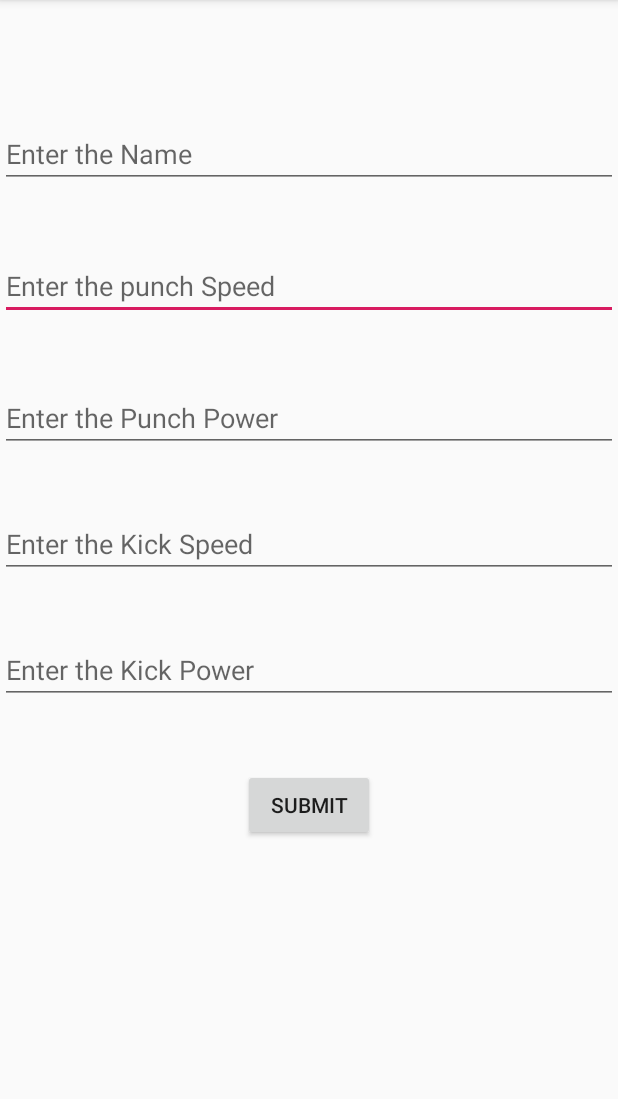
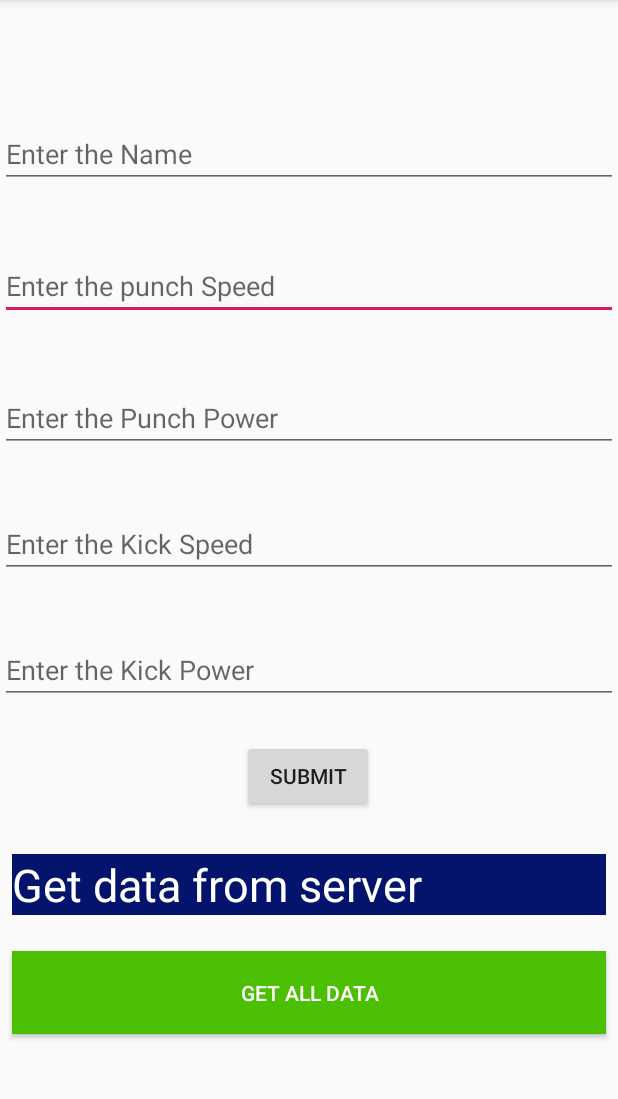
Before and after one commit to DivyanshThakur/InstagramClone, an Android app: the screen it shows after launch (SignUp), on a phone screen of 412 x 824 dp, the part 84-1183 px from its top. Run offline under Robolectric (Android 15) with nearby library versions, the phone set to English and light mode, and no system bars; libraries missing offline, so code that uses them is left out: com.parse; 1 statement that could not run was skipped.

Commit message:
Get all user data

```diff
--- a/app/src/main/java/com/example/instagramclone/SignUp.java
+++ b/app/src/main/java/com/example/instagramclone/SignUp.java
@@ -6,16 +6,26 @@ import android.os.Bundle;
 import android.view.View;
 import android.widget.Button;
 import android.widget.EditText;
+import android.widget.TextView;
 import android.widget.Toast;
 
+import com.parse.FindCallback;
+import com.parse.GetCallback;
+import com.parse.Parse;
 import com.parse.ParseException;
 import com.parse.ParseObject;
+import com.parse.ParseQuery;
+import com.parse.ParseUser;
 import com.parse.SaveCallback;
+
+import java.util.List;
 
 public class SignUp extends AppCompatActivity implements View.OnClickListener {
 
-    private Button btnSubmit;
+    private Button btnSubmit, btnGetAllData;
     private EditText edtName, edtPunchPower, edtPunchSpeed, edtKickPower, edtKickSpeed;
+    private TextView txtGetData;
+    private String Data;
 
     @Override
     protected void onCreate(Bundle savedInstanceState) {
@@ -28,8 +38,54 @@ public class SignUp extends AppCompatActivity implements View.OnClickListener {
         edtPunchSpeed = findViewById(R.id.edtPunchSpeed);
         edtKickPower = findViewById(R.id.edtKickPower);
         edtKickSpeed = findViewById(R.id.edtKickSpeed);
+        txtGetData = findViewById(R.id.txtGetData);
+        btnGetAllData = findViewById(R.id.btnGetAllData);
 
         btnSubmit.setOnClickListener(SignUp.this);
+
+        txtGetData.setOnClickListener(new View.OnClickListener() {
+            @Override
+            public void onClick(View view) {
+                ParseQuery<ParseObject> parseQuery = ParseQuery.getQuery("KickBoxer");
+
+                parseQuery.getInBackground("ggZebdw4NE", new GetCallback<ParseObject>() {
+                    @Override
+                    public void done(ParseObject object, ParseException e) {
+                        if (object != null && e == null) {
+                            txtGetData.setText(object.get("name") + "\n Punch Power: " + object.get("punch_power") + "\n Punch Speed: " + object.get("punch_speed"));
+                        } else Toast.makeText(SignUp.this,"Error",Toast.LENGTH_LONG).show();
+                    }
+                });
+
+            }
+        });
+
+
+        btnGetAllData.setOnClickListener(new View.OnClickListener() {
+
+            @Override
+            public void onClick(View view) {
+                Data = "";
+
+                ParseQuery<ParseObject> queryAll = ParseQuery.getQuery("KickBoxer");
+
+                queryAll.findInBackground(new FindCallback<ParseObject>() {
+                    @Override
+                    public void done(List<ParseObject> objects, ParseException e) {
+                        if (objects.size() > 0 && e == null) {
+
+                            for (ParseObject kickBoxer : objects) {
+
+                                Data += kickBoxer.get("name") + ", Kick Power: " + kickBoxer.get("kick_power") +"\n";
+                                Toast.makeText(SignUp.this,Data,Toast.LENGTH_LONG).show();
+
+                            }
+
+                        }
+                    }
+                });
+            }
+        });
 
     }
 
@@ -58,7 +114,7 @@ public class SignUp extends AppCompatActivity implements View.OnClickListener {
         } catch (Exception e) {
             Toast.makeText(SignUp.this, e.getMessage(), Toast.LENGTH_LONG).show();
         }
-       // ParseUser.getCurrentUser().logOut();
+
     }
 
 }
--- a/app/src/main/res/layout/activity_sign_up.xml
+++ b/app/src/main/res/layout/activity_sign_up.xml
@@ -74,9 +74,44 @@
         android:id="@+id/btnSubmit"
         android:layout_width="wrap_content"
         android:layout_height="wrap_content"
-        android:layout_marginTop="43dp"
+        android:layout_marginTop="24dp"
         android:text="Submit"
         app:layout_constraintEnd_toEndOf="parent"
+        app:layout_constraintHorizontal_bias="0.498"
         app:layout_constraintStart_toStartOf="parent"
         app:layout_constraintTop_toBottomOf="@+id/edtKickPower" />
+
+    <TextView
+        android:id="@+id/txtGetData"
+        android:layout_width="0dp"
+        android:layout_height="wrap_content"
+        android:layout_marginStart="8dp"
+        android:layout_marginTop="28dp"
+        android:layout_marginEnd="8dp"
+        android:background="#04146D"
+        android:text="Get data from server"
+        android:textColor="#FFFFFF"
+        android:textSize="30sp"
+        app:layout_constraintEnd_toEndOf="parent"
+        app:layout_constraintHorizontal_bias="0.0"
+        app:layout_constraintStart_toStartOf="parent"
+        app:layout_constraintTop_toBottomOf="@+id/btnSubmit" />
+
+    <Button
+        android:id="@+id/btnGetAllData"
+        android:layout_width="0dp"
+        android:layout_height="55dp"
+        android:layout_marginStart="8dp"
+        android:layout_marginTop="24dp"
+        android:layout_marginEnd="8dp"
+        android:layout_marginBottom="8dp"
+        android:background="#4BBF02"
+        android:text="Get all data"
+        android:textColor="#FFFFFF"
+        app:layout_constraintBottom_toBottomOf="parent"
+        app:layout_constraintEnd_toEndOf="parent"
+        app:layout_constraintHorizontal_bias="0.0"
+        app:layout_constraintStart_toStartOf="parent"
+        app:layout_constraintTop_toBottomOf="@+id/txtGetData"
+        app:layout_constraintVertical_bias="0.0" />
 </androidx.constraintlayout.widget.ConstraintLayout>
```
